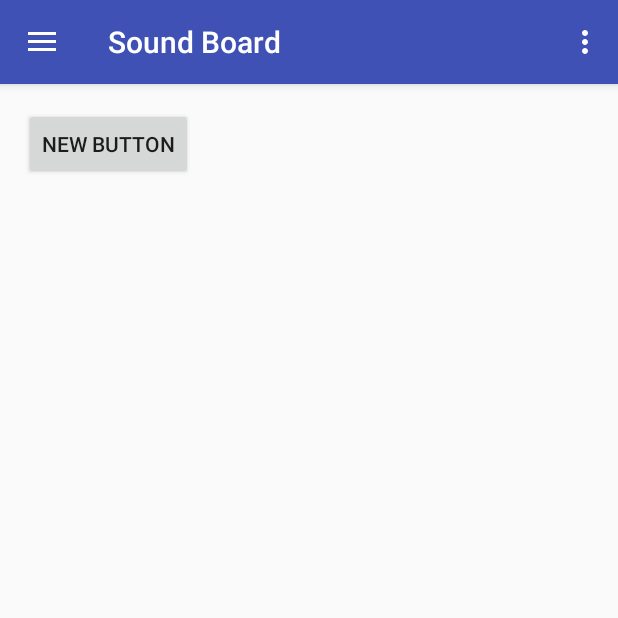
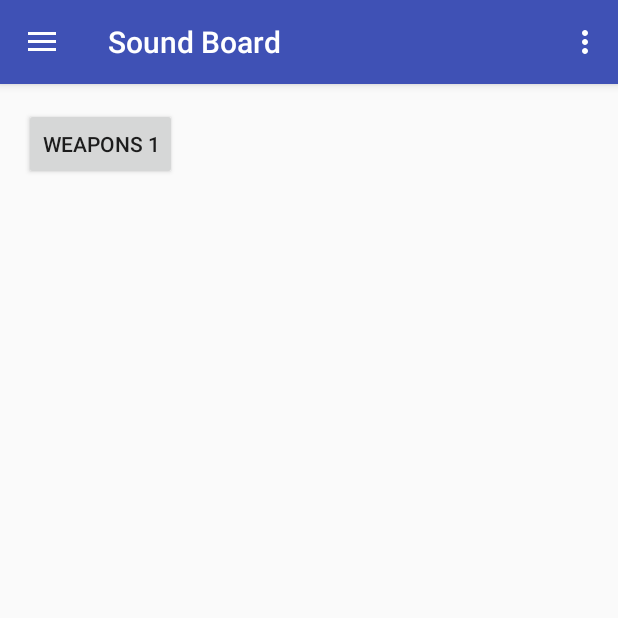
Before and after one commit to buttspank/soundboard, an Android app: the screen it shows after launch (MainActivity), after a tap on "Weapons", on a phone screen of 412 x 824 dp, the top half of it. Run offline under Robolectric (Android 15) with nearby library versions, the phone set to English and light mode, and no system bars; 1 other tap on this screen came first.

Commit message:
sounds and added functionality of a button
added tons of sounds and some button

```diff
--- a/SoundBoard/app/src/main/res/layout/fragment_weapons.xml
+++ b/SoundBoard/app/src/main/res/layout/fragment_weapons.xml
@@ -6,6 +6,9 @@
     <Button
         android:layout_width="wrap_content"
         android:layout_height="wrap_content"
-        android:text="New Button"
-        android:id="@+id/button" />
+        android:text="weapons 1"
+        android:singleLine="true"
+        android:onClick="onWeapons_1Click"
+        android:nestedScrollingEnabled="true"
+        android:id="@+id/Weapons1" />
 </LinearLayout>
```
Also changed, not shown: SoundBoard/app/src/main/java/org/pltw/examples/soundboard/Weapons.java (+19 -0 lines), 17 other files.
